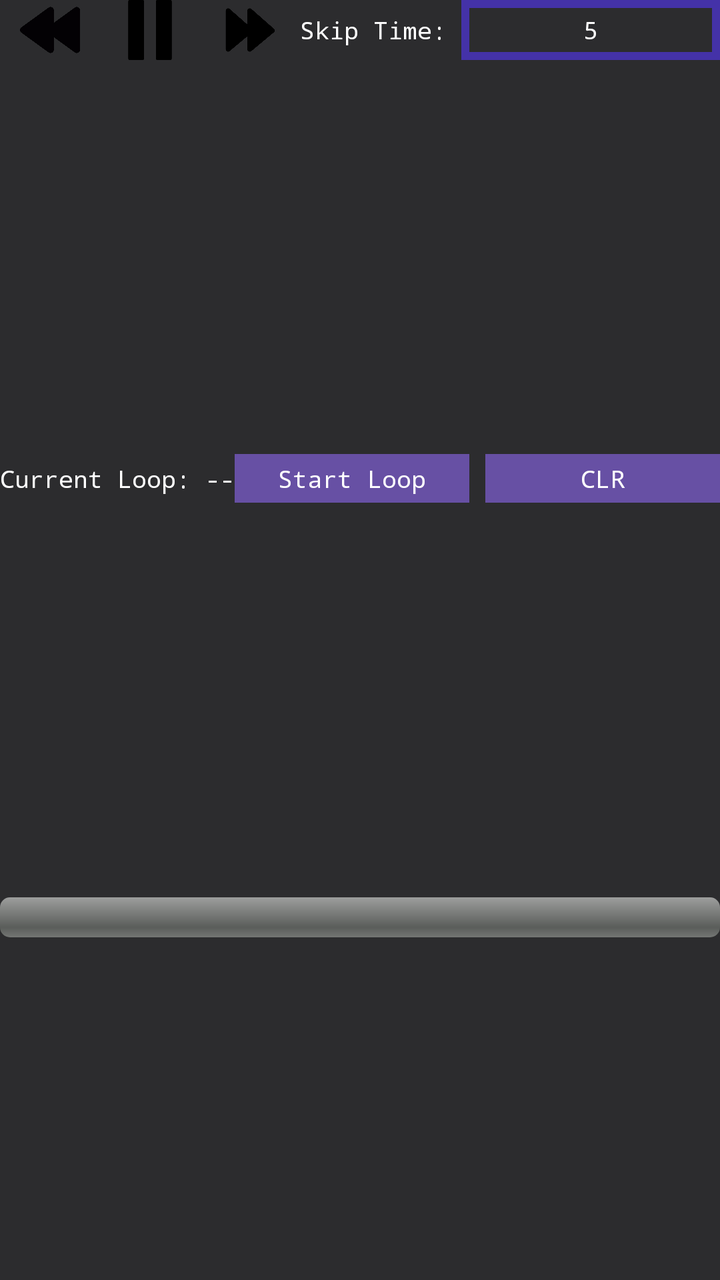
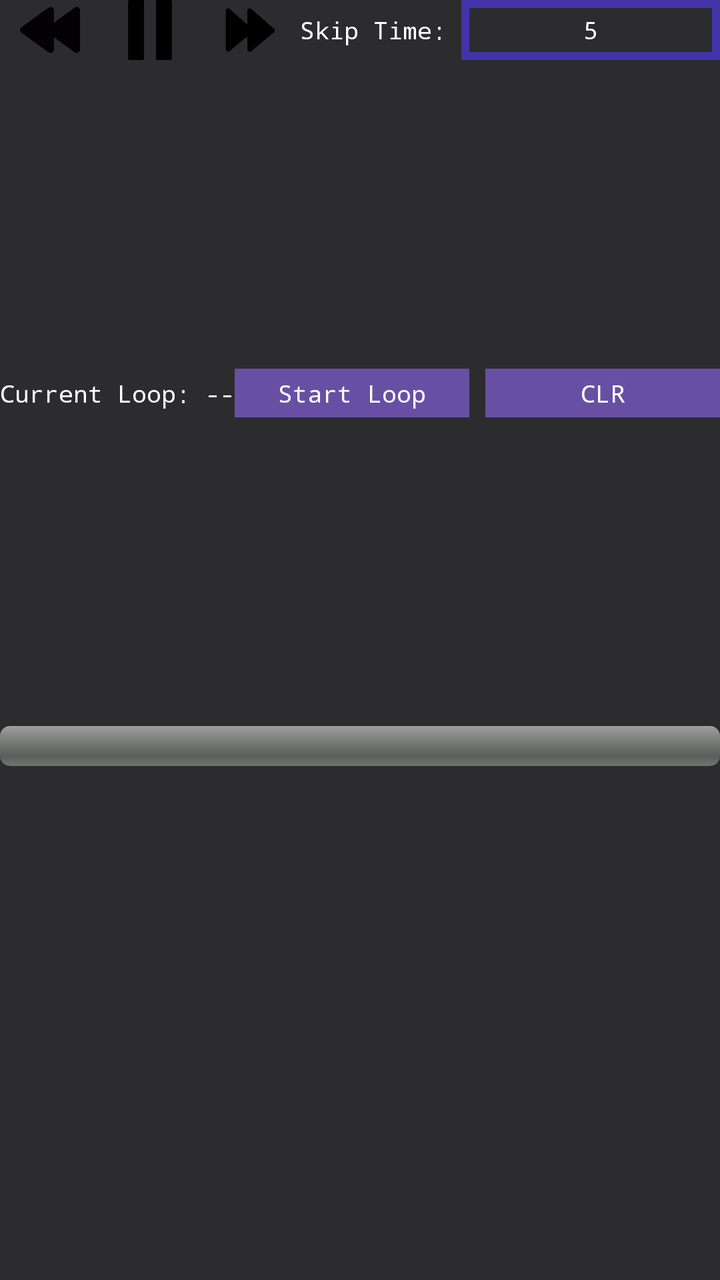

Screens rendered from an Android XML layout before and after an edit, with the pre-edit source and the edit as a unified diff.
<!-- AndroidManifest.xml: application theme Theme.Videoplaybackerandroid -->
<!-- res/layout/dashboard.xml -->
<?xml version="1.0" encoding="utf-8"?>
<androidx.constraintlayout.widget.ConstraintLayout xmlns:android="http://schemas.android.com/apk/res/android"
    xmlns:app="http://schemas.android.com/apk/res-auto"
    android:layout_width="match_parent"
    android:layout_height="wrap_content"
    android:theme="@style/Theme.Dashboard"
    >

    <LinearLayout
        android:id="@+id/time_controls"
        android:layout_width="match_parent"
        android:layout_height="wrap_content"
        android:gravity="center"
        android:orientation="horizontal"
        app:layout_constraintEnd_toEndOf="parent"
        app:layout_constraintStart_toStartOf="parent"
        app:layout_constraintTop_toTopOf="parent">

        <androidx.appcompat.widget.AppCompatButton
            android:id="@+id/rewind"
            android:layout_width="30dp"
            android:layout_height="30dp"
            android:layout_marginHorizontal="10dp"
            android:background="@drawable/rewind_button"
            android:contentDescription="rewind" />

        <androidx.appcompat.widget.AppCompatButton
            android:id="@+id/pause"
            android:layout_width="30dp"
            android:layout_height="30dp"
            android:layout_marginHorizontal="10dp"
            android:background="@drawable/pause"
            android:contentDescription="pause" />

        <androidx.appcompat.widget.AppCompatButton
            android:id="@+id/fast_forward"
            android:layout_width="30dp"
            android:layout_height="30dp"
            android:layout_marginHorizontal="10dp"
            android:background="@drawable/fast_forward"
            android:backgroundTint="@null"
            android:contentDescription="ff" />

        <TextView
            android:layout_width="wrap_content"
            android:layout_height="wrap_content"

            android:text="Skip Time: "
             />

        <EditText
            android:id="@+id/skip_time_input"
            android:layout_width="0dp"
            android:layout_height="30dp"
            android:layout_weight="1"
            android:background="@drawable/input_style"
            android:gravity="center"
            android:inputType="numberDecimal"
            android:text="5"
            android:textColor="@color/white"
             />

    </LinearLayout>

    <LinearLayout
        android:id="@+id/loop_controls"
        android:layout_width="match_parent"
        android:layout_height="wrap_content"
        android:gravity="center"
        android:orientation="horizontal"
        app:layout_constraintBottom_toTopOf="@id/progress_section"
        app:layout_constraintEnd_toEndOf="parent"
        app:layout_constraintStart_toStartOf="parent"
        app:layout_constraintTop_toBottomOf="@id/time_controls">

        <TextView
            android:id="@+id/tvCurrentText"
            android:layout_width="0dp"
            android:layout_height="match_parent"
            android:layout_weight="1"
            android:gravity="center"
            android:text="@string/current_loop_null_value" />

        <Button
            android:id="@+id/loop_button"
            android:layout_width="0dp"
            android:layout_height="match_parent"
            android:layout_marginEnd="8dp"
            android:layout_weight="1"
            android:background="@drawable/generic_button"
            android:minWidth="0dp"
            android:minHeight="0dp"
            android:padding="0dp"
            android:text="Start Loop" />

        <Button
            android:id="@+id/clear_button"
            android:layout_width="0dp"
            android:layout_height="match_parent"
            android:layout_weight="1"
            android:background="@drawable/generic_button"
            android:minWidth="0dp"
            android:minHeight="0dp"
            android:padding="0dp"
            android:insetLeft="0dp"
            android:insetRight="0dp"
            android:text="CLR" />

    </LinearLayout>

    <LinearLayout
        android:id="@+id/progress_section"
        android:layout_width="match_parent"
        android:layout_height="wrap_content"
        android:gravity="center"
        android:orientation="horizontal"
        app:layout_constraintEnd_toEndOf="parent"
        app:layout_constraintStart_toStartOf="parent"
        app:layout_constraintTop_toTopOf="@id/loop_controls"
        android:layout_marginTop="50dp"
        app:layout_constraintBottom_toBottomOf="parent">

        <ProgressBar
            android:id="@+id/progress_bar"
            android:layout_width="match_parent"
            android:layout_height="match_parent"
            style="@android:style/Widget.ProgressBar.Horizontal"

            android:progress="0"/>

    </LinearLayout>
</androidx.constraintlayout.widget.ConstraintLayout>
<!-- resources referenced by this layout -->
<resources>
  <color name="white">#FFFFFF</color>
  <!-- drawable fast_forward: png bitmap (drawable, 7627 bytes) -->
  <!-- drawable generic_button (drawable) -->
  <?xml version="1.0" encoding="utf-8"?>
  <selector xmlns:android="http://schemas.android.com/apk/res/android">
      <item>
          <shape android:shape="rectangle">
              <corners android:radius="0dp"/>
              <solid android:color="@color/Primary" />
          </shape>
      </item>
  </selector>
  <!-- drawable input_style (drawable) -->
  <?xml version="1.0" encoding="utf-8"?>
  <shape xmlns:android="http://schemas.android.com/apk/res/android"
      android:shape="rectangle">
  
      <stroke android:width="4dip" android:color="@color/Primary" />
  </shape>
  <!-- drawable pause: png bitmap (drawable, 3288 bytes) -->
  <!-- drawable rewind_button: png bitmap (drawable, 5772 bytes) -->
  <string name="current_loop_null_value" tools:ignore="TypographyDashes">Current Loop: --</string>
  <style name="Theme.Dashboard" parent="Theme.Videoplaybackerandroid">
          <item name="android:textSize">12sp</item>
      </style>
  <style name="Theme.Videoplaybackerandroid" parent="Base.Theme.Videoplaybackerandroid" />
  <color name="Primary">#4432a8</color>
  <style name="Base.Theme.Videoplaybackerandroid" parent="Theme.Material3.DayNight.NoActionBar">
          
          
          <item name="android:textColor">@color/white</item>
          <item name="android:textColorHint">#666666</item>
          <item name="android:colorBackground">@color/black</item>
          <item name="colorOnSurface">@color/white</item>
          <item name="colorOnBackground">@color/white</item>
          <item name="android:fontFamily">monospace</item>
      </style>
  <color name="black">#2c2c2e</color>
</resources>

<!-- the commit's change to res/layout/dashboard.xml (unified diff, before → after) -->
@@ -118,7 +118,7 @@
         app:layout_constraintStart_toStartOf="parent"
         app:layout_constraintTop_toTopOf="@id/loop_controls"
         android:layout_marginTop="50dp"
-        app:layout_constraintBottom_toBottomOf="parent">
+        app:layout_constraintBottom_toTopOf="@id/beats_section">
 
         <ProgressBar
             android:id="@+id/progress_bar"
@@ -129,4 +129,17 @@
             android:progress="0"/>
 
     </LinearLayout>
+
+    <LinearLayout
+        android:id="@+id/beats_section"
+        android:layout_width="match_parent"
+        android:layout_height="wrap_content"
+        android:orientation="horizontal"
+        app:layout_constraintTop_toBottomOf="@id/progress_section"
+        app:layout_constraintBottom_toBottomOf="parent"
+        >
+
+
+
+    </LinearLayout>
 </androidx.constraintlayout.widget.ConstraintLayout>
